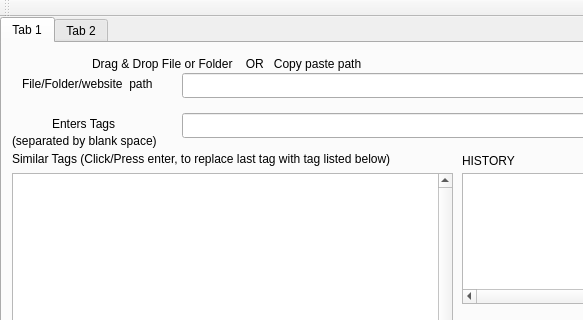
Old version of the form filetagger.ui in the repository LIJUCHACKO/File-Tagger; both pictures show x 0 to 583 and y 0 to 320 of the 900 by 500 pixel window.
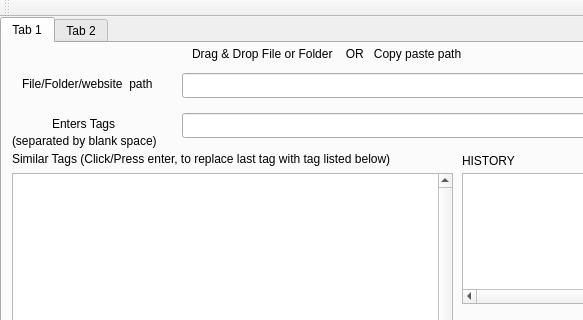
New version of the form.

```diff
--- a/filetagger.ui
+++ b/filetagger.ui
@@ -210,8 +210,8 @@
      <widget class="QLabel" name="filenametag_2">
       <property name="geometry">
        <rect>
-        <x>90</x>
-        <y>10</y>
+        <x>190</x>
+        <y>0</y>
         <width>311</width>
         <height>21</height>
        </rect>
```
Left out of the diff: 3 changed lines with no effect on the pictures.
